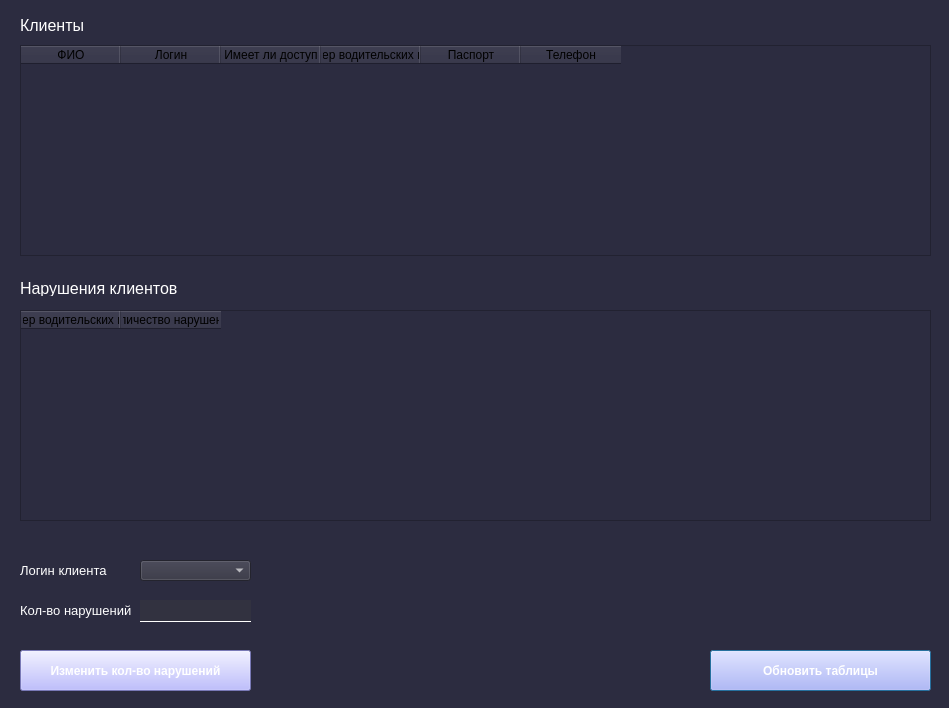
EgLeVor/Course, file ClientInformationWindow.ui: the form before one commit.
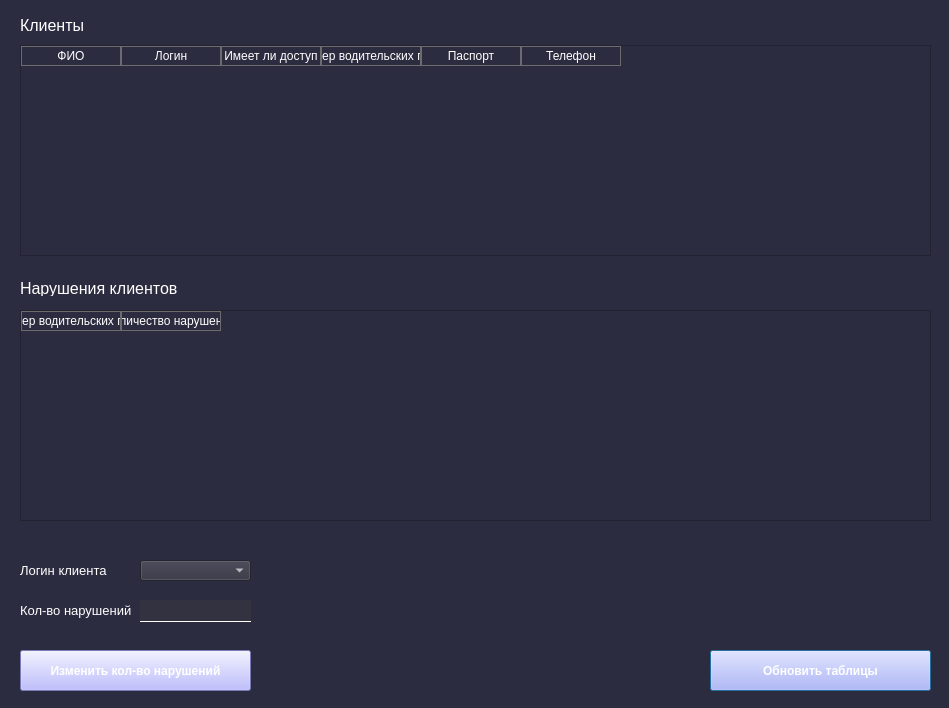
The form after the commit.

Commit message: tables design fixed

```diff
--- a/ClientInformationWindow.ui
+++ b/ClientInformationWindow.ui
@@ -50,6 +50,12 @@
 }
 QTableWidget{
 	color:rgb(255, 255, 255);
+}
+QHeaderView::section {
+   
+	background-color: rgb(44, 44, 64);
+    color: white;
+    border: 1px solid #6c6c6c;
 }</string>
   </property>
   <widget class="QTableWidget" name="clients_tbl">
```
The commit also changes 4 other files.
